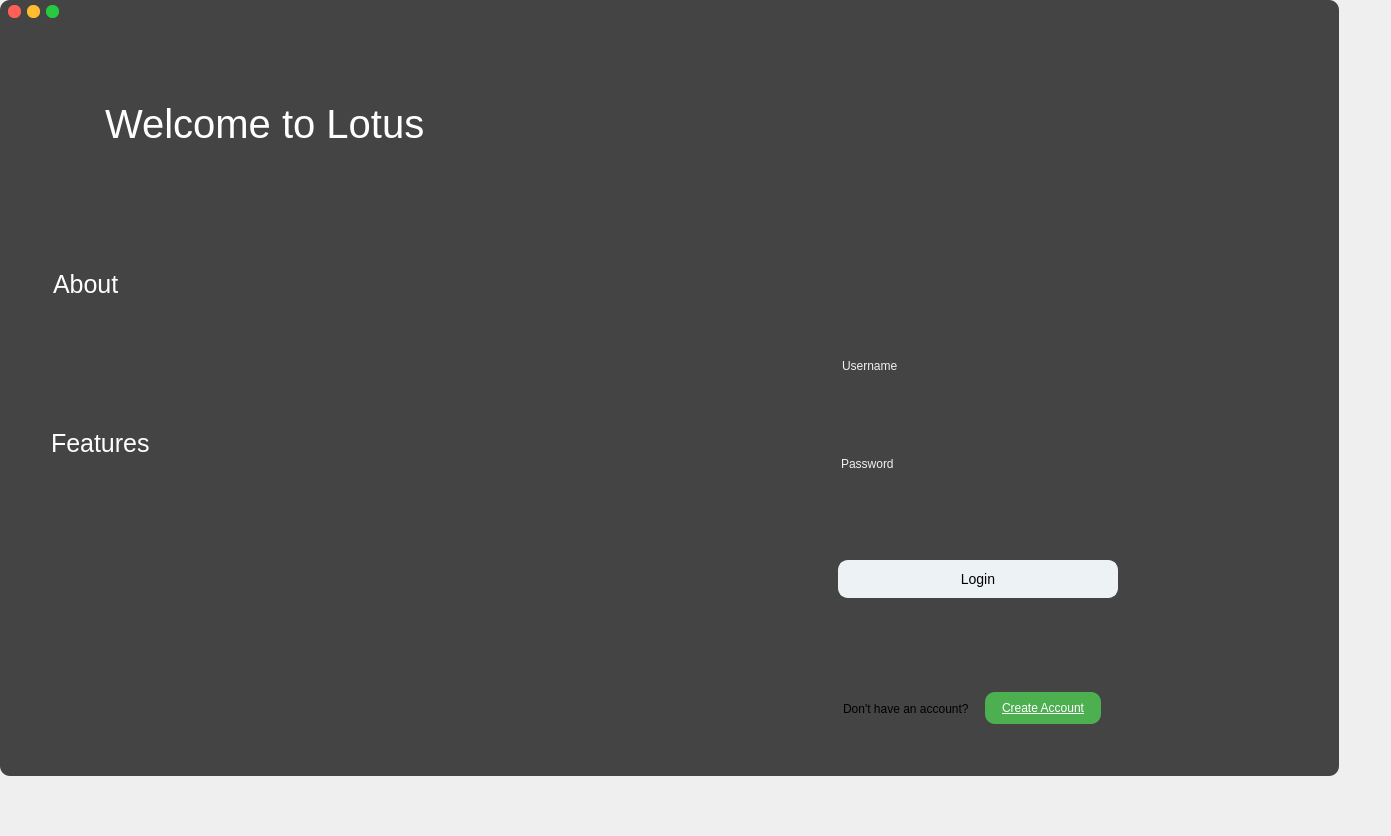
The window that Forms/mainwindow.ui (JustinGetty/LotusAppClient) describes before a commit, drawn with Qt 5.
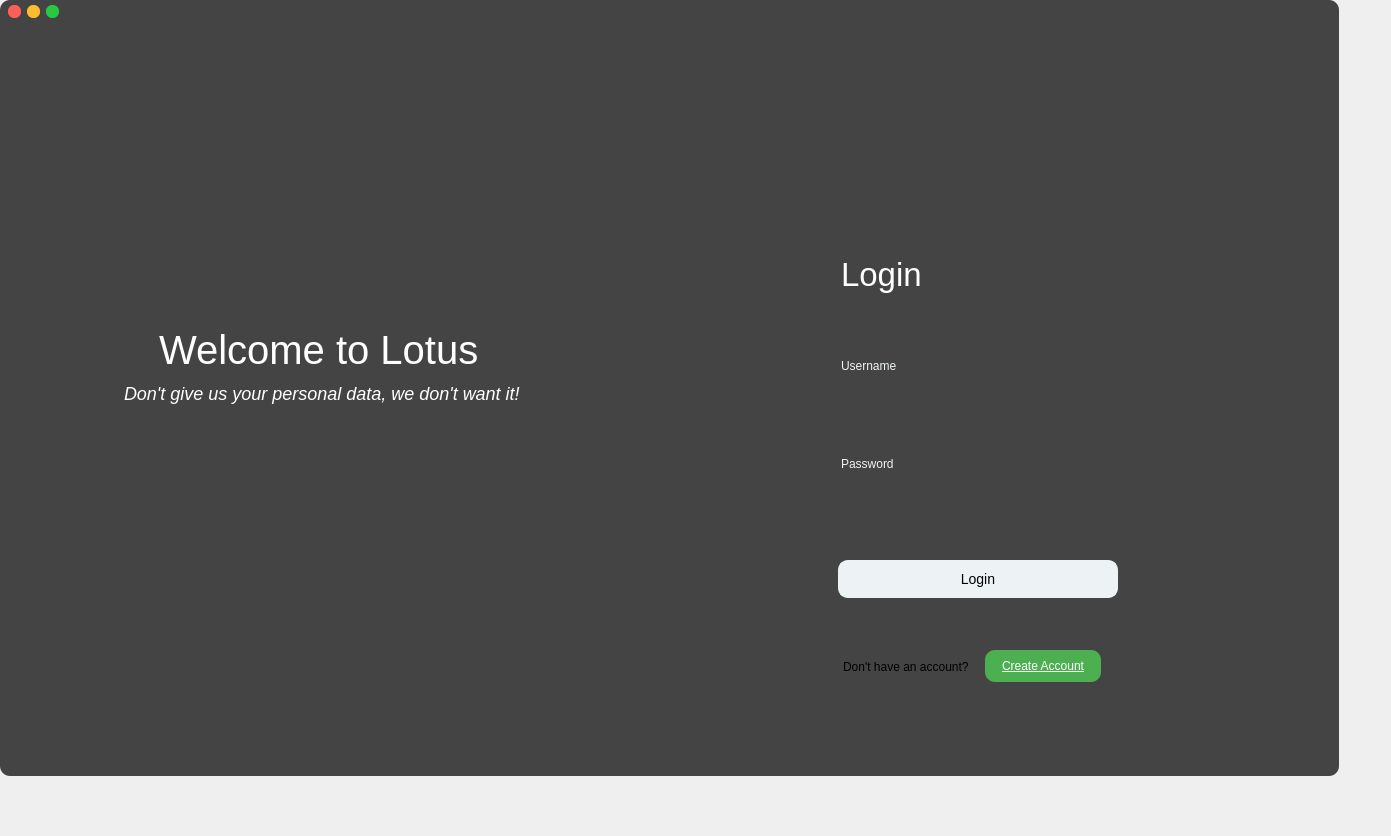
The same window after the commit.

Commit message: Login page V2

```diff
--- a/Forms/mainwindow.ui
+++ b/Forms/mainwindow.ui
@@ -1134,7 +1134,7 @@
       <widget class="QLabel" name="label">
        <property name="geometry">
         <rect>
-         <x>842</x>
+         <x>841</x>
          <y>351</y>
          <width>99</width>
          <height>30</height>
@@ -1200,7 +1200,7 @@
       <widget class="QLineEdit" name="user_login_password">
        <property name="geometry">
         <rect>
-         <x>840</x>
+         <x>841</x>
          <y>493</y>
          <width>210</width>
          <height>30</height>
@@ -1438,7 +1438,7 @@
        <property name="geometry">
         <rect>
          <x>843</x>
-         <y>692</y>
+         <y>650</y>
          <width>190</width>
          <height>33</height>
         </rect>
@@ -1451,7 +1451,7 @@
        <property name="geometry">
         <rect>
          <x>985</x>
-         <y>692</y>
+         <y>650</y>
          <width>116</width>
          <height>32</height>
         </rect>
@@ -1525,8 +1525,8 @@
       <widget class="QLabel" name="login_logo_label">
        <property name="geometry">
         <rect>
-         <x>878</x>
-         <y>111</y>
+         <x>223</x>
+         <y>141</y>
          <width>180</width>
          <height>157</height>
         </rect>
@@ -1535,57 +1535,12 @@
         <string/>
        </property>
       </widget>
-      <widget class="QLabel" name="login_about_desc_label">
-       <property name="geometry">
-        <rect>
-         <x>55</x>
-         <y>313</y>
-         <width>381</width>
-         <height>109</height>
-        </rect>
-       </property>
-       <property name="styleSheet">
-        <string notr="true">QLabel:
-{
-	line-height: 150%;
-	padding: 5px;
-	font-size: 14px;
-	color: #333333;
-}</string>
-       </property>
-       <property name="text">
-        <string/>
-       </property>
-       <property name="wordWrap">
-        <bool>false</bool>
-       </property>
-      </widget>
-      <widget class="QLabel" name="label_13">
-       <property name="geometry">
-        <rect>
-         <x>51</x>
-         <y>431</y>
-         <width>304</width>
-         <height>24</height>
-        </rect>
-       </property>
-       <property name="styleSheet">
-        <string notr="true">QLabel
-{
-	color: #ffffff;
-	font-size: 25px;
-}</string>
-       </property>
-       <property name="text">
-        <string>Features</string>
-       </property>
-      </widget>
       <widget class="QLabel" name="label_14">
        <property name="geometry">
         <rect>
-         <x>53</x>
-         <y>269</y>
-         <width>188</width>
+         <x>124</x>
+         <y>378</y>
+         <width>539</width>
          <height>31</height>
         </rect>
        </property>
@@ -1593,31 +1548,19 @@
         <string notr="true">QLabel
 {
 	color: #ffffff;
-	font-size: 25px;
+	font-size: 18px;
+	font-style: italic;
 }</string>
        </property>
        <property name="text">
-        <string>About</string>
-       </property>
-      </widget>
-      <widget class="Line" name="line_4">
-       <property name="geometry">
-        <rect>
-         <x>837</x>
-         <y>428</y>
-         <width>280</width>
-         <height>20</height>
-        </rect>
-       </property>
-       <property name="orientation">
-        <enum>Qt::Orientation::Horizontal</enum>
+        <string>Don't give us your personal data, we don't want it!</string>
        </property>
       </widget>
       <widget class="QLabel" name="label_7">
        <property name="geometry">
         <rect>
-         <x>105</x>
-         <y>89</y>
+         <x>159</x>
+         <y>315</y>
          <width>332</width>
          <height>70</height>
         </rect>
@@ -1636,10 +1579,10 @@
       <widget class="QLabel" name="login_features_desc_label">
        <property name="geometry">
         <rect>
-         <x>50</x>
-         <y>485</y>
+         <x>6</x>
+         <y>750</y>
          <width>309</width>
-         <height>109</height>
+         <height>28</height>
         </rect>
        </property>
        <property name="styleSheet">
@@ -1658,6 +1601,27 @@
         <bool>false</bool>
        </property>
       </widget>
+      <widget class="QLabel" name="label_15">
+       <property name="geometry">
+        <rect>
+         <x>841</x>
+         <y>250</y>
+         <width>188</width>
+         <height>49</height>
+        </rect>
+       </property>
+       <property name="styleSheet">
+        <string notr="true">QLabel
+{
+	color: #ffffff;
+	font-size: 33px;
+
+}</string>
+       </property>
+       <property name="text">
+        <string>Login</string>
+       </property>
+      </widget>
       <zorder>label_2</zorder>
       <zorder>login_account_button</zorder>
       <zorder>label_5</zorder>
```
Left out of the diff: 42 changed lines with no effect on the pictures. The commit also changes 1 other file.
